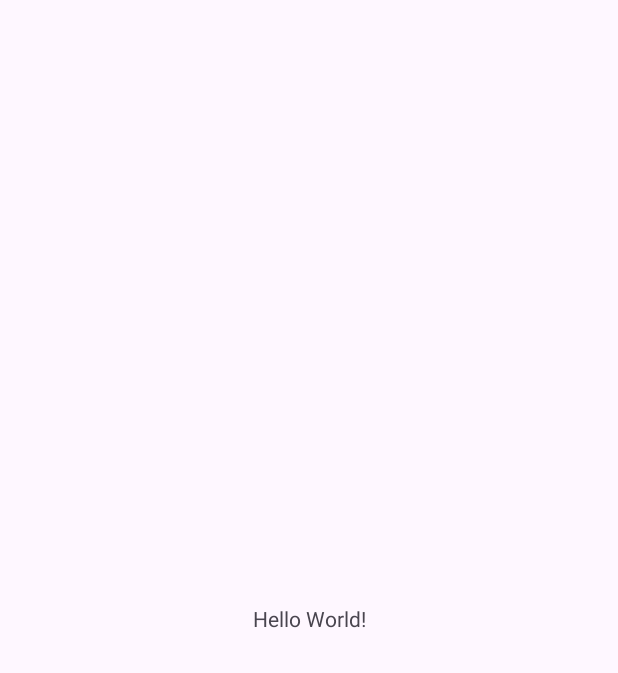
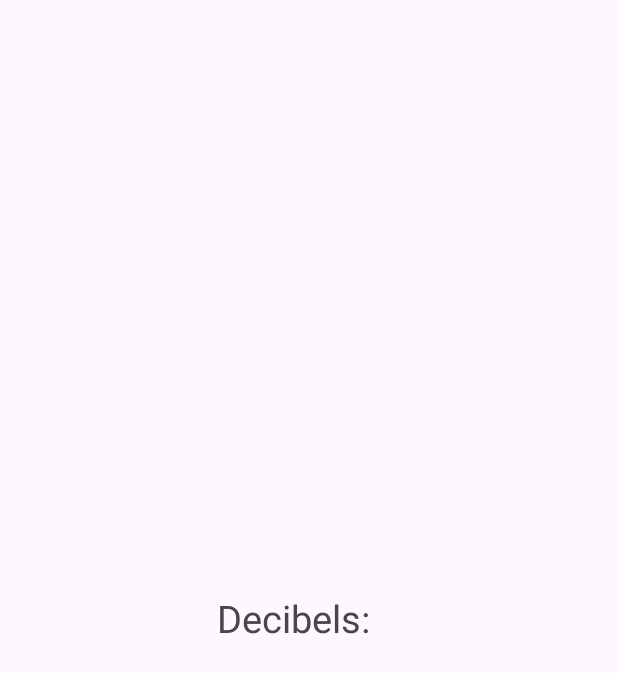
Before and after one commit to jiayao3/COMP90018Group100, an Android app: the screen it shows after launch (MainActivity), on a phone screen of 412 x 824 dp. Before the commit the part shown is almost empty. Shown: the top 673 px of the screen. Run offline under Robolectric (Android 15) with nearby library versions, the phone set to English and light mode, and no system bars.

Commit message:
add sound view, sensor class

```diff
--- /dev/null
+++ b/Voicesensor/app/src/main/java/com/example/voicesensor/SoundSensor.java
@@ -0,0 +1,4 @@
+package com.example.voicesensor;
+
+public class SoundSensor {
+}
--- a/Voicesensor/app/src/main/res/layout/activity_main.xml
+++ b/Voicesensor/app/src/main/res/layout/activity_main.xml
@@ -1,18 +1,31 @@
 <?xml version="1.0" encoding="utf-8"?>
-<androidx.constraintlayout.widget.ConstraintLayout xmlns:android="http://schemas.android.com/apk/res/android"
+<RelativeLayout xmlns:android="http://schemas.android.com/apk/res/android"
     xmlns:app="http://schemas.android.com/apk/res-auto"
     xmlns:tools="http://schemas.android.com/tools"
     android:layout_width="match_parent"
     android:layout_height="match_parent"
     tools:context=".MainActivity">
 
-    <TextView
+    <LinearLayout
         android:layout_width="wrap_content"
         android:layout_height="wrap_content"
-        android:text="Hello World!"
-        app:layout_constraintBottom_toBottomOf="parent"
-        app:layout_constraintEnd_toEndOf="parent"
-        app:layout_constraintStart_toStartOf="parent"
-        app:layout_constraintTop_toTopOf="parent" />
+        android:layout_centerInParent="true"
+        android:orientation="horizontal">
 
-</androidx.constraintlayout.widget.ConstraintLayout>
+        <TextView
+            android:layout_width="wrap_content"
+            android:layout_height="wrap_content"
+            android:layout_marginRight="20dp"
+            android:text="Decibels:"
+            android:textSize="25sp" />
+
+        <TextView
+            android:id="@+id/sound_value"
+            android:layout_width="wrap_content"
+            android:layout_height="wrap_content"
+            android:textSize="25sp" />
+
+    </LinearLayout>
+
+
+</RelativeLayout>
```
